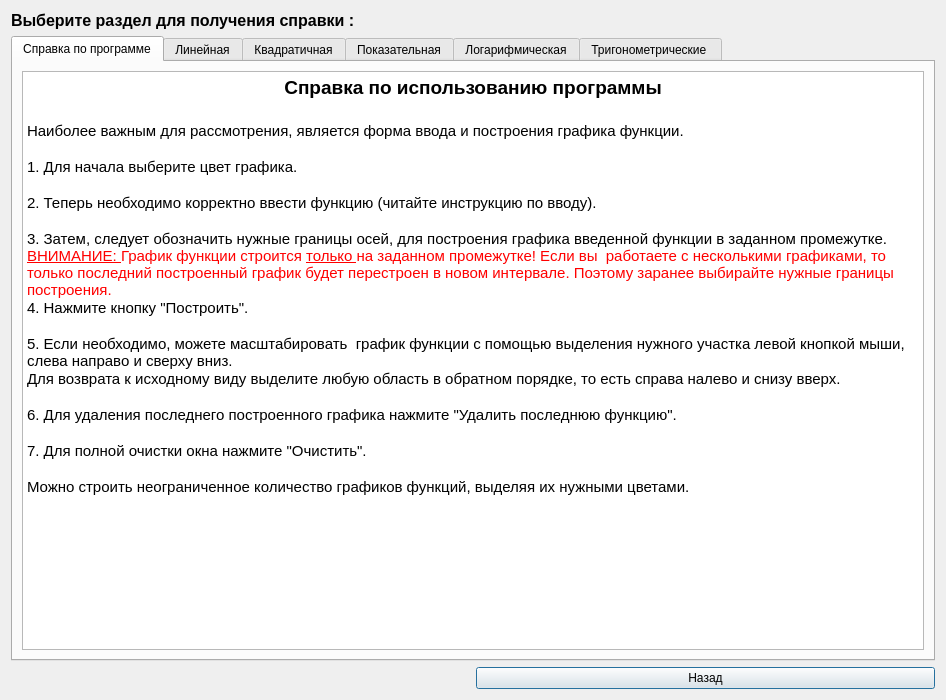
Old version of the form help.ui in the repository spellanser/graphx.
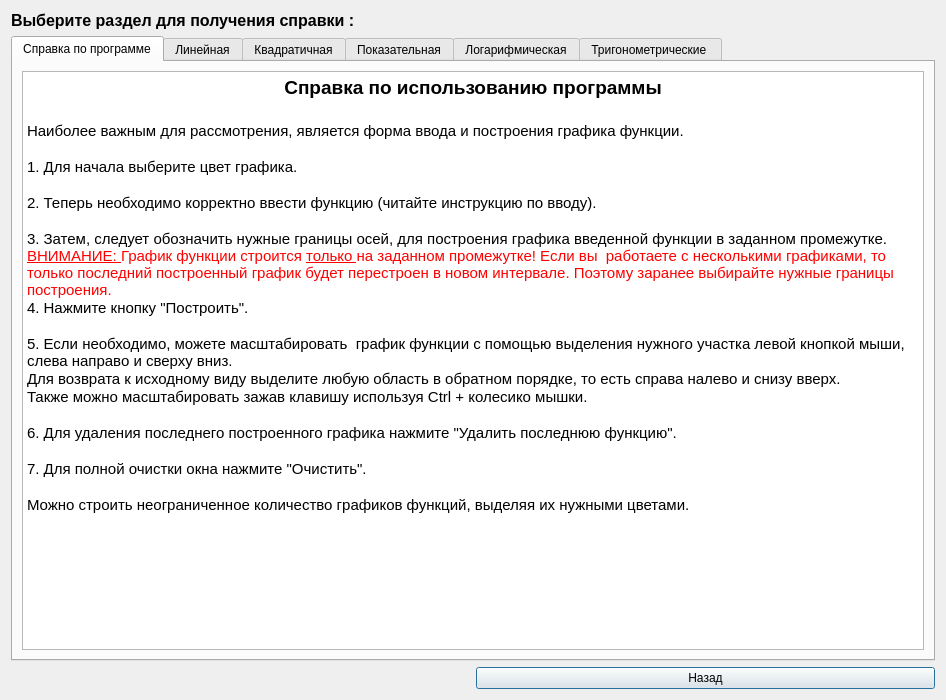
New version of the form. Icons and pictures are not drawn.

Patch:
```diff
--- a/help.ui
+++ b/help.ui
@@ -58,27 +58,28 @@
           <string>&lt;!DOCTYPE HTML PUBLIC &quot;-//W3C//DTD HTML 4.0//EN&quot; &quot;http://www.w3.org/TR/REC-html40/strict.dtd&quot;&gt;
 &lt;html&gt;&lt;head&gt;&lt;meta name=&quot;qrichtext&quot; content=&quot;1&quot; /&gt;&lt;style type=&quot;text/css&quot;&gt;
 p, li { white-space: pre-wrap; }
-&lt;/style&gt;&lt;/head&gt;&lt;body style=&quot; font-family:'MS Shell Dlg 2'; font-size:8.25pt; font-weight:400; font-style:normal;&quot;&gt;
-&lt;p align=&quot;center&quot; style=&quot; margin-top:0px; margin-bottom:0px; margin-left:0px; margin-right:0px; -qt-block-indent:0; text-indent:0px;&quot;&gt;&lt;span style=&quot; font-family:'Ubuntu'; font-size:14pt; font-weight:600;&quot;&gt;Справка по использованию программы&lt;/span&gt;&lt;/p&gt;
-&lt;p style=&quot;-qt-paragraph-type:empty; margin-top:0px; margin-bottom:0px; margin-left:0px; margin-right:0px; -qt-block-indent:0; text-indent:0px; font-family:'Ubuntu'; font-size:14pt; font-weight:600;&quot;&gt;&lt;/p&gt;
-&lt;p style=&quot; margin-top:0px; margin-bottom:0px; margin-left:0px; margin-right:0px; -qt-block-indent:0; text-indent:0px;&quot;&gt;&lt;span style=&quot; font-family:'Ubuntu'; font-size:11pt;&quot;&gt;Наиболее важным для рассмотрения, является форма ввода и построения графика функции.&lt;/span&gt;&lt;/p&gt;
-&lt;p style=&quot;-qt-paragraph-type:empty; margin-top:0px; margin-bottom:0px; margin-left:0px; margin-right:0px; -qt-block-indent:0; text-indent:0px; font-family:'Ubuntu'; font-size:11pt;&quot;&gt;&lt;/p&gt;
-&lt;p style=&quot; margin-top:0px; margin-bottom:0px; margin-left:0px; margin-right:0px; -qt-block-indent:0; text-indent:0px;&quot;&gt;&lt;span style=&quot; font-family:'Ubuntu'; font-size:11pt;&quot;&gt;1. Для начала выберите цвет графика.&lt;/span&gt;&lt;/p&gt;
-&lt;p style=&quot;-qt-paragraph-type:empty; margin-top:0px; margin-bottom:0px; margin-left:0px; margin-right:0px; -qt-block-indent:0; text-indent:0px; font-family:'Ubuntu'; font-size:11pt;&quot;&gt;&lt;/p&gt;
-&lt;p style=&quot; margin-top:0px; margin-bottom:0px; margin-left:0px; margin-right:0px; -qt-block-indent:0; text-indent:0px;&quot;&gt;&lt;span style=&quot; font-family:'Ubuntu'; font-size:11pt;&quot;&gt;2. Теперь необходимо корректно ввести функцию (читайте инструкцию по вводу).&lt;/span&gt;&lt;/p&gt;
-&lt;p style=&quot;-qt-paragraph-type:empty; margin-top:0px; margin-bottom:0px; margin-left:0px; margin-right:0px; -qt-block-indent:0; text-indent:0px; font-family:'Ubuntu'; font-size:11pt;&quot;&gt;&lt;/p&gt;
-&lt;p style=&quot; margin-top:0px; margin-bottom:0px; margin-left:0px; margin-right:0px; -qt-block-indent:0; text-indent:0px;&quot;&gt;&lt;span style=&quot; font-family:'Ubuntu'; font-size:11pt;&quot;&gt;3. Затем, следует обозначить нужные границы осей, для построения графика введенной функции в заданном промежутке. &lt;/span&gt;&lt;span style=&quot; font-family:'Ubuntu'; font-size:11pt; text-decoration: underline; color:#ff0000;&quot;&gt;ВНИМАНИЕ: &lt;/span&gt;&lt;span style=&quot; font-family:'Ubuntu'; font-size:11pt; color:#ff0000;&quot;&gt;График функции строится &lt;/span&gt;&lt;span style=&quot; font-family:'Ubuntu'; font-size:11pt; text-decoration: underline; color:#ff0000;&quot;&gt;только &lt;/span&gt;&lt;span style=&quot; font-family:'Ubuntu'; font-size:11pt; color:#ff0000;&quot;&gt;на заданном промежутке! Если вы  работаете с несколькими графиками, то только последний построенный график будет перестроен в новом интервале. Поэтому заранее выбирайте нужные границы построения.&lt;/span&gt;&lt;/p&gt;
-&lt;p style=&quot; margin-top:0px; margin-bottom:0px; margin-left:0px; margin-right:0px; -qt-block-indent:0; text-indent:0px;&quot;&gt;&lt;span style=&quot; font-family:'Ubuntu'; font-size:11pt;&quot;&gt;4. Нажмите кнопку &amp;quot;Построить&amp;quot;.&lt;/span&gt;&lt;/p&gt;
-&lt;p style=&quot;-qt-paragraph-type:empty; margin-top:0px; margin-bottom:0px; margin-left:0px; margin-right:0px; -qt-block-indent:0; text-indent:0px; font-family:'Ubuntu'; font-size:11pt;&quot;&gt;&lt;/p&gt;
-&lt;p style=&quot; margin-top:0px; margin-bottom:0px; margin-left:0px; margin-right:0px; -qt-block-indent:0; text-indent:0px;&quot;&gt;&lt;span style=&quot; font-family:'Ubuntu'; font-size:11pt;&quot;&gt;5. Если необходимо, можете масштабировать  график функции с помощью выделения нужного участка левой кнопкой мыши, слева направо и сверху вниз.&lt;/span&gt;&lt;/p&gt;
-&lt;p style=&quot; margin-top:0px; margin-bottom:0px; margin-left:0px; margin-right:0px; -qt-block-indent:0; text-indent:0px;&quot;&gt;&lt;span style=&quot; font-family:'Ubuntu'; font-size:11pt;&quot;&gt;Для возврата к исходному виду выделите любую область в обратном порядке, то есть справа налево и снизу вверх.&lt;/span&gt;&lt;/p&gt;
-&lt;p style=&quot;-qt-paragraph-type:empty; margin-top:0px; margin-bottom:0px; margin-left:0px; margin-right:0px; -qt-block-indent:0; text-indent:0px; font-family:'Ubuntu'; font-size:11pt;&quot;&gt;&lt;/p&gt;
-&lt;p style=&quot; margin-top:0px; margin-bottom:0px; margin-left:0px; margin-right:0px; -qt-block-indent:0; text-indent:0px;&quot;&gt;&lt;span style=&quot; font-family:'Ubuntu'; font-size:11pt;&quot;&gt;6. Для удаления последнего построенного графика нажмите &amp;quot;Удалить последнюю функцию&amp;quot;.&lt;/span&gt;&lt;/p&gt;
-&lt;p style=&quot;-qt-paragraph-type:empty; margin-top:0px; margin-bottom:0px; margin-left:0px; margin-right:0px; -qt-block-indent:0; text-indent:0px; font-family:'Ubuntu'; font-size:11pt;&quot;&gt;&lt;/p&gt;
-&lt;p style=&quot; margin-top:0px; margin-bottom:0px; margin-left:0px; margin-right:0px; -qt-block-indent:0; text-indent:0px;&quot;&gt;&lt;span style=&quot; font-family:'Ubuntu'; font-size:11pt;&quot;&gt;7. Для полной очистки окна нажмите &amp;quot;Очистить&amp;quot;.&lt;/span&gt;&lt;/p&gt;
-&lt;p style=&quot;-qt-paragraph-type:empty; margin-top:0px; margin-bottom:0px; margin-left:0px; margin-right:0px; -qt-block-indent:0; text-indent:0px; font-family:'Ubuntu'; font-size:11pt;&quot;&gt;&lt;/p&gt;
-&lt;p style=&quot; margin-top:0px; margin-bottom:0px; margin-left:0px; margin-right:0px; -qt-block-indent:0; text-indent:0px;&quot;&gt;&lt;span style=&quot; font-family:'Ubuntu'; font-size:11pt;&quot;&gt;Можно строить неограниченное количество графиков функций, выделяя их нужными цветами.&lt;/span&gt;&lt;/p&gt;
-&lt;p style=&quot;-qt-paragraph-type:empty; margin-top:0px; margin-bottom:0px; margin-left:0px; margin-right:0px; -qt-block-indent:0; text-indent:0px; font-family:'Ubuntu'; font-size:11pt;&quot;&gt;&lt;/p&gt;&lt;/body&gt;&lt;/html&gt;</string>
+&lt;/style&gt;&lt;/head&gt;&lt;body style=&quot; font-family:'Ubuntu'; font-size:11pt; font-weight:400; font-style:normal;&quot;&gt;
+&lt;p align=&quot;center&quot; style=&quot; margin-top:0px; margin-bottom:0px; margin-left:0px; margin-right:0px; -qt-block-indent:0; text-indent:0px;&quot;&gt;&lt;span style=&quot; font-size:14pt; font-weight:600;&quot;&gt;Справка по использованию программы&lt;/span&gt;&lt;/p&gt;
+&lt;p style=&quot;-qt-paragraph-type:empty; margin-top:0px; margin-bottom:0px; margin-left:0px; margin-right:0px; -qt-block-indent:0; text-indent:0px; font-size:14pt; font-weight:600;&quot;&gt;&lt;/p&gt;
+&lt;p style=&quot; margin-top:0px; margin-bottom:0px; margin-left:0px; margin-right:0px; -qt-block-indent:0; text-indent:0px;&quot;&gt;Наиболее важным для рассмотрения, является форма ввода и построения графика функции.&lt;/p&gt;
+&lt;p style=&quot;-qt-paragraph-type:empty; margin-top:0px; margin-bottom:0px; margin-left:0px; margin-right:0px; -qt-block-indent:0; text-indent:0px;&quot;&gt;&lt;/p&gt;
+&lt;p style=&quot; margin-top:0px; margin-bottom:0px; margin-left:0px; margin-right:0px; -qt-block-indent:0; text-indent:0px;&quot;&gt;1. Для начала выберите цвет графика.&lt;/p&gt;
+&lt;p style=&quot;-qt-paragraph-type:empty; margin-top:0px; margin-bottom:0px; margin-left:0px; margin-right:0px; -qt-block-indent:0; text-indent:0px;&quot;&gt;&lt;/p&gt;
+&lt;p style=&quot; margin-top:0px; margin-bottom:0px; margin-left:0px; margin-right:0px; -qt-block-indent:0; text-indent:0px;&quot;&gt;2. Теперь необходимо корректно ввести функцию (читайте инструкцию по вводу).&lt;/p&gt;
+&lt;p style=&quot;-qt-paragraph-type:empty; margin-top:0px; margin-bottom:0px; margin-left:0px; margin-right:0px; -qt-block-indent:0; text-indent:0px;&quot;&gt;&lt;/p&gt;
+&lt;p style=&quot; margin-top:0px; margin-bottom:0px; margin-left:0px; margin-right:0px; -qt-block-indent:0; text-indent:0px;&quot;&gt;3. Затем, следует обозначить нужные границы осей, для построения графика введенной функции в заданном промежутке. &lt;span style=&quot; text-decoration: underline; color:#ff0000;&quot;&gt;ВНИМАНИЕ: &lt;/span&gt;&lt;span style=&quot; color:#ff0000;&quot;&gt;График функции строится &lt;/span&gt;&lt;span style=&quot; text-decoration: underline; color:#ff0000;&quot;&gt;только &lt;/span&gt;&lt;span style=&quot; color:#ff0000;&quot;&gt;на заданном промежутке! Если вы  работаете с несколькими графиками, то только последний построенный график будет перестроен в новом интервале. Поэтому заранее выбирайте нужные границы построения.&lt;/span&gt;&lt;/p&gt;
+&lt;p style=&quot; margin-top:0px; margin-bottom:0px; margin-left:0px; margin-right:0px; -qt-block-indent:0; text-indent:0px;&quot;&gt;4. Нажмите кнопку &amp;quot;Построить&amp;quot;.&lt;/p&gt;
+&lt;p style=&quot;-qt-paragraph-type:empty; margin-top:0px; margin-bottom:0px; margin-left:0px; margin-right:0px; -qt-block-indent:0; text-indent:0px;&quot;&gt;&lt;/p&gt;
+&lt;p style=&quot; margin-top:0px; margin-bottom:0px; margin-left:0px; margin-right:0px; -qt-block-indent:0; text-indent:0px;&quot;&gt;5. Если необходимо, можете масштабировать  график функции с помощью выделения нужного участка левой кнопкой мыши, слева направо и сверху вниз.&lt;/p&gt;
+&lt;p style=&quot; margin-top:0px; margin-bottom:0px; margin-left:0px; margin-right:0px; -qt-block-indent:0; text-indent:0px;&quot;&gt;Для возврата к исходному виду выделите любую область в обратном порядке, то есть справа налево и снизу вверх.&lt;/p&gt;
+&lt;p style=&quot; margin-top:0px; margin-bottom:0px; margin-left:0px; margin-right:0px; -qt-block-indent:0; text-indent:0px;&quot;&gt;Также можно масштабировать зажав клавишу используя Ctrl + колесико мышки.&lt;/p&gt;
+&lt;p style=&quot;-qt-paragraph-type:empty; margin-top:0px; margin-bottom:0px; margin-left:0px; margin-right:0px; -qt-block-indent:0; text-indent:0px;&quot;&gt;&lt;/p&gt;
+&lt;p style=&quot; margin-top:0px; margin-bottom:0px; margin-left:0px; margin-right:0px; -qt-block-indent:0; text-indent:0px;&quot;&gt;6. Для удаления последнего построенного графика нажмите &amp;quot;Удалить последнюю функцию&amp;quot;.&lt;/p&gt;
+&lt;p style=&quot;-qt-paragraph-type:empty; margin-top:0px; margin-bottom:0px; margin-left:0px; margin-right:0px; -qt-block-indent:0; text-indent:0px;&quot;&gt;&lt;/p&gt;
+&lt;p style=&quot; margin-top:0px; margin-bottom:0px; margin-left:0px; margin-right:0px; -qt-block-indent:0; text-indent:0px;&quot;&gt;7. Для полной очистки окна нажмите &amp;quot;Очистить&amp;quot;.&lt;/p&gt;
+&lt;p style=&quot;-qt-paragraph-type:empty; margin-top:0px; margin-bottom:0px; margin-left:0px; margin-right:0px; -qt-block-indent:0; text-indent:0px;&quot;&gt;&lt;/p&gt;
+&lt;p style=&quot; margin-top:0px; margin-bottom:0px; margin-left:0px; margin-right:0px; -qt-block-indent:0; text-indent:0px;&quot;&gt;Можно строить неограниченное количество графиков функций, выделяя их нужными цветами.&lt;/p&gt;
+&lt;p style=&quot;-qt-paragraph-type:empty; margin-top:0px; margin-bottom:0px; margin-left:0px; margin-right:0px; -qt-block-indent:0; text-indent:0px;&quot;&gt;&lt;/p&gt;&lt;/body&gt;&lt;/html&gt;</string>
          </property>
         </widget>
        </item>
```
Left out of the diff: 110 changed lines with no effect on the pictures.
